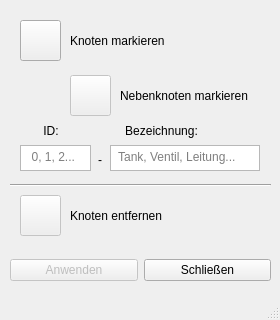
Qt form Code/NodeEdit.ui (MSPietsch/HMI) before a commit.
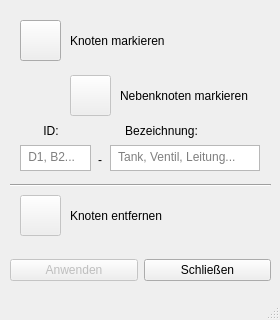
The same form after that commit. Icons and pictures are not drawn.

What changed in the file:
```diff
--- a/Code/NodeEdit.ui
+++ b/Code/NodeEdit.ui
@@ -273,7 +273,7 @@
       <set>Qt::TextEditorInteraction</set>
      </property>
      <property name="placeholderText">
-      <string>  0, 1, 2...</string>
+      <string> D1, B2...</string>
      </property>
     </widget>
     <widget class="QLabel" name="label_4">
```
